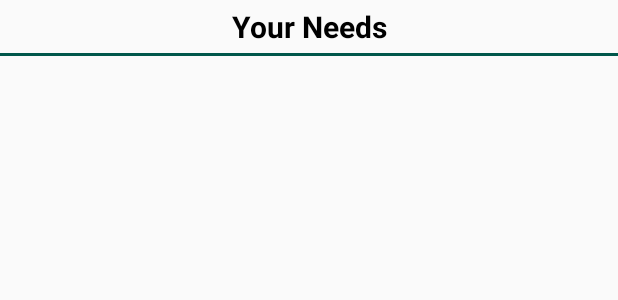
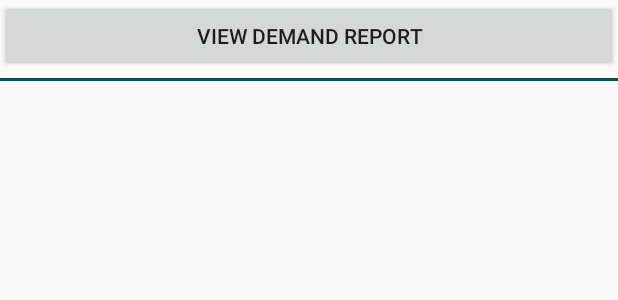
Before and after one commit to jamsubzero/dormido_zeroHungerApp, an Android app: the layout layout_need.xml on its own in the app's theme, with its tools: preview values and no code run, on a phone screen of 412 x 824 dp. Shown: the top 300 px of the screen. Run offline under Robolectric (Android 15) with nearby library versions, the phone set to English and light mode, and no system bars.

Commit message:
added Report graph with dummy data

```diff
--- a/app/build.gradle
+++ b/app/build.gradle
@@ -41,4 +41,5 @@ dependencies {
     testImplementation 'junit:junit:4.12'
     androidTestImplementation 'com.android.support.test:runner:1.0.2'
     androidTestImplementation 'com.android.support.test.espresso:espresso-core:3.0.2'
+    implementation 'com.github.PhilJay:MPAndroidChart:v2.2.4'
 }
--- a/app/src/main/java/com/example/jam/myapplication/SupplyFragment.java
+++ b/app/src/main/java/com/example/jam/myapplication/SupplyFragment.java
@@ -58,7 +58,6 @@ public class SupplyFragment extends Fragment {
 //    private OnFragmentInteractionListener mListener;
 
     ListView listView;
-    TextView topTitle;
     CustomMealsAdapter dataAdapter = null;
 
 
@@ -97,8 +96,6 @@ public class SupplyFragment extends Fragment {
     public void onViewCreated(View view, @Nullable Bundle savedInstanceState) {
         //ImageView imageView = (ImageView) getView().findViewById(R.id.foo);
         listView = (ListView) getView().findViewById(R.id.mealList);
-        topTitle =getView().findViewById(R.id.topTitle);
-        topTitle.setText("Your Supply");
         new AsyncLogin().execute("1", "-1", "-1", "-1", "-1");// 0 for need, -1 for skip argument
        // new AsyncLogin().execute(sReportType, sSearchYear, sSearchMonth, sFoodType, sItem);
 
--- a/app/src/main/java/com/example/jam/myapplication/WastageFragment.java
+++ b/app/src/main/java/com/example/jam/myapplication/WastageFragment.java
@@ -60,7 +60,6 @@ public class WastageFragment extends Fragment {
     ListView listView;
 
     CustomMealsAdapter dataAdapter = null;
-    TextView topTitle;
 
 
     public WastageFragment() {
@@ -97,9 +96,6 @@ public class WastageFragment extends Fragment {
     @Override
     public void onViewCreated(View view, @Nullable Bundle savedInstanceState) {
         //ImageView imageView = (ImageView) getView().findViewById(R.id.foo);
-        listView = (ListView) getView().findViewById(R.id.mealList);
-        topTitle =getView().findViewById(R.id.topTitle);
-        topTitle.setText("Your Food Wastes");
         new AsyncLogin().execute("2", "-1", "-1", "-1", "-1");// 2 for need, -1 for skip argument
        // new AsyncLogin().execute(sReportType, sSearchYear, sSearchMonth, sFoodType, sItem);
 
--- a/app/src/main/res/layout/layout_need.xml
+++ b/app/src/main/res/layout/layout_need.xml
@@ -11,45 +11,34 @@
         android:layout_width="match_parent"
         android:layout_height="match_parent">
 
-        <TextView
-            android:id="@+id/topTitle"
-            android:layout_width="wrap_content"
-            android:layout_height="wrap_content"
-            android:layout_alignParentStart="true"
-            android:layout_alignParentLeft="true"
-            android:layout_alignParentEnd="true"
-            android:layout_alignParentRight="true"
-            android:layout_marginTop="4dp"
-            android:gravity="center"
-            android:text="Your Needs"
-            android:textAppearance="?android:attr/textAppearanceMedium"
-            android:textColor="#000000"
-            android:textSize="20dp"
-            android:textStyle="bold" />
         <!--   android:background="@drawable/border"
         -->
-
+        <Button
+            android:id="@+id/button2"
+            android:layout_width="match_parent"
+            android:layout_height="wrap_content"
+            android:text="View Demand Report"
+            />
 
         <View
             android:layout_width="match_parent"
             android:layout_height="2dp"
             android:background="@color/colorPrimaryDark"
-            android:layout_below="@+id/topTitle"
+            android:layout_below="@+id/button2"
             android:layout_alignParentLeft="true"
             android:layout_alignParentStart="true"
             android:layout_marginTop="4dp"
             android:layout_marginBottom="4dp"
             android:id="@+id/sep" />
 
+
         <ListView
             android:layout_width="match_parent"
             android:layout_height="match_parent"
             android:id="@+id/mealList"
             android:layout_alignParentLeft="true"
-            android:layout_alignParentStart="true"
             android:layout_below="@+id/sep"
-            android:layout_alignParentRight="true"
-            android:layout_alignParentEnd="true" />
+      />
 
     </RelativeLayout>
 </FrameLayout>
--- a/app/src/main/res/menu/activity_main_drawer.xml
+++ b/app/src/main/res/menu/activity_main_drawer.xml
@@ -11,11 +11,11 @@
         <item
             android:id="@+id/nav_needs"
             android:icon="@drawable/baseline_local_pizza_24"
-            android:title="Your Needs" />
+            android:title="Crop Demand" />
         <item
             android:id="@+id/nav_have"
             android:icon="@drawable/baseline_playlist_add_check_24"
-            android:title="Your Supply" />
+            android:title="Crop Supply" />
         <item
             android:id="@+id/nav_reports"
             android:icon="@drawable/baseline_warning_24"
--- a/build.gradle
+++ b/build.gradle
@@ -19,6 +19,7 @@ allprojects {
     repositories {
         google()
         jcenter()
+        maven { url 'https://jitpack.io' }
     }
 }
 
```
Also changed, not shown: app/src/main/AndroidManifest.xml (+9 -4 lines), app/src/main/java/com/example/jam/myapplication/NeedFragment.java (+13 -8 lines), app/src/main/java/com/example/jam/myapplication/ReportActivity.java (added, +138 -0 lines), app/src/main/res/layout/activity_report.xml (added, +14 -0 lines).
